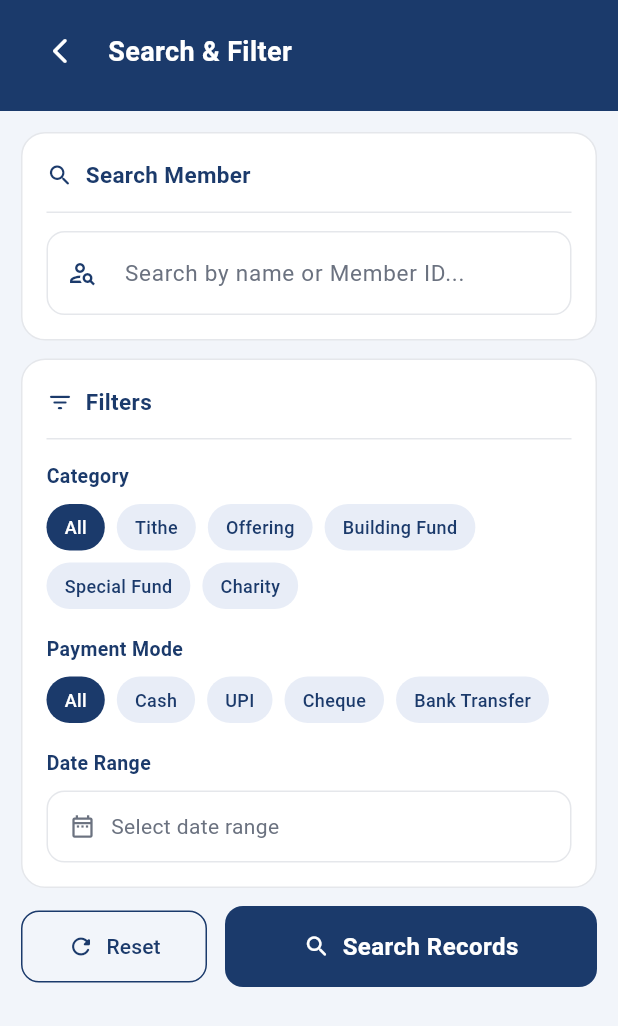
After one commit to RAJ3SHJ/TempleApp, a Flutter app: the SearchFilterScreen screen opened directly, on a phone screen of 412 x 824 dp. The commit adds this screen. Shown: the top 1026 px of the screen. Run offline on Flutter 3.47's test engine with Material 3 defaults, Android fonts, the light colour scheme and no system bars.

Commit message:
Add Module 15 - Search and Filter screen

```diff
--- a/lib/screens/admin/admin_dashboard_screen.dart
+++ b/lib/screens/admin/admin_dashboard_screen.dart
@@ -3,6 +3,7 @@ import '../../theme/app_theme.dart';
 import '../login_screen.dart';
 import 'member_list_screen.dart';
 import 'add_donation_screen.dart';
+import 'search_filter_screen.dart';
 
 class AdminDashboardScreen extends StatefulWidget {
   final String adminName;
@@ -383,6 +384,8 @@ class _AdminDashboardScreenState extends State<AdminDashboardScreen> {
             final label = action['label'] as String;
             if (label == 'Add Member') {
               Navigator.push(context, MaterialPageRoute(builder: (_) => AddMemberScreen()));
+            } else if (label == 'Search') {
+              Navigator.push(context, MaterialPageRoute(builder: (_) => SearchFilterScreen()));
             } else if (label == 'Add Donation') {
               Navigator.push(context, MaterialPageRoute(builder: (_) => AddDonationScreen()));
             } else if (label == 'View Members') {
--- /dev/null
+++ b/lib/screens/admin/search_filter_screen.dart
@@ -0,0 +1,410 @@
+import 'package:flutter/material.dart';
+import '../../theme/app_theme.dart';
+
+class SearchFilterScreen extends StatefulWidget {
+  const SearchFilterScreen({super.key});
+
+  @override
+  State<SearchFilterScreen> createState() => _SearchFilterScreenState();
+}
+
+class DonationRecord {
+  final String memberName;
+  final String memberId;
+  final String category;
+  final int amount;
+  final String date;
+  final DateTime dateTime;
+  final String paymentMode;
+  final String receiptNo;
+
+  DonationRecord({
+    required this.memberName,
+    required this.memberId,
+    required this.category,
+    required this.amount,
+    required this.date,
+    required this.dateTime,
+    required this.paymentMode,
+    required this.receiptNo,
+  });
+}
+
+class _SearchFilterScreenState extends State<SearchFilterScreen> {
+  final _searchController = TextEditingController();
+  String _searchQuery = '';
+  String _selectedCategory = 'All';
+  String _selectedPaymentMode = 'All';
+  DateTimeRange? _selectedDateRange;
+  bool _hasSearched = false;
+
+  final List<DonationRecord> _allRecords = [
+    DonationRecord(memberName: 'John Samuel', memberId: 'GBC-00123', category: 'Tithe',
+        amount: 5000, date: '09 May 2026', dateTime: DateTime(2026, 5, 9), paymentMode: 'Cash', receiptNo: 'RC-0091'),
+    DonationRecord(memberName: 'Priya Mathew', memberId: 'GBC-00124', category: 'Offering',
+        amount: 1200, date: '09 May 2026', dateTime: DateTime(2026, 5, 9), paymentMode: 'UPI', receiptNo: 'RC-0090'),
+    DonationRecord(memberName: 'Thomas Jacob', memberId: 'GBC-00125', category: 'Building Fund',
+        amount: 10000, date: '08 May 2026', dateTime: DateTime(2026, 5, 8), paymentMode: 'Cheque', receiptNo: 'RC-0089'),
+    DonationRecord(memberName: 'John Samuel', memberId: 'GBC-00123', category: 'Offering',
+        amount: 1500, date: '02 May 2026', dateTime: DateTime(2026, 5, 2), paymentMode: 'UPI', receiptNo: 'RC-0088'),
+    DonationRecord(memberName: 'Anu Kurian', memberId: 'GBC-00126', category: 'Tithe',
+        amount: 5000, date: '01 May 2026', dateTime: DateTime(2026, 5, 1), paymentMode: 'Cash', receiptNo: 'RC-0087'),
+    DonationRecord(memberName: 'Suresh Philip', memberId: 'GBC-00127', category: 'Special Fund',
+        amount: 2500, date: '28 Apr 2026', dateTime: DateTime(2026, 4, 28), paymentMode: 'UPI', receiptNo: 'RC-0086'),
+    DonationRecord(memberName: 'Meena Thomas', memberId: 'GBC-00128', category: 'Tithe',
+        amount: 5000, date: '20 Apr 2026', dateTime: DateTime(2026, 4, 20), paymentMode: 'Cash', receiptNo: 'RC-0085'),
+    DonationRecord(memberName: 'Thomas Jacob', memberId: 'GBC-00125', category: 'Building Fund',
+        amount: 10000, date: '15 Apr 2026', dateTime: DateTime(2026, 4, 15), paymentMode: 'Cheque', receiptNo: 'RC-0084'),
+    DonationRecord(memberName: 'Priya Mathew', memberId: 'GBC-00124', category: 'Tithe',
+        amount: 5000, date: '01 Apr 2026', dateTime: DateTime(2026, 4, 1), paymentMode: 'Cash', receiptNo: 'RC-0083'),
+    DonationRecord(memberName: 'John Samuel', memberId: 'GBC-00123', category: 'Special Fund',
+        amount: 3000, date: '25 Mar 2026', dateTime: DateTime(2026, 3, 25), paymentMode: 'UPI', receiptNo: 'RC-0082'),
+  ];
+
+  List<DonationRecord> get _filteredRecords {
+    if (!_hasSearched) return [];
+    return _allRecords.where((r) {
+      final matchesSearch = _searchQuery.isEmpty ||
+          r.memberName.toLowerCase().contains(_searchQuery.toLowerCase()) ||
+          r.memberId.toLowerCase().contains(_searchQuery.toLowerCase());
+      final matchesCategory = _selectedCategory == 'All' || r.category == _selectedCategory;
+      final matchesMode = _selectedPaymentMode == 'All' || r.paymentMode == _selectedPaymentMode;
+      final matchesDate = _selectedDateRange == null ||
+          (r.dateTime.isAfter(_selectedDateRange!.start.subtract(const Duration(days: 1))) &&
+           r.dateTime.isBefore(_selectedDateRange!.end.add(const Duration(days: 1))));
+      return matchesSearch && matchesCategory && matchesMode && matchesDate;
+    }).toList();
+  }
+
+  int get _totalAmount => _filteredRecords.fold(0, (sum, r) => sum + r.amount);
+
+  void _search() => setState(() => _hasSearched = true);
+
+  void _reset() {
+    setState(() {
+      _searchController.clear();
+      _searchQuery = '';
+      _selectedCategory = 'All';
+      _selectedPaymentMode = 'All';
+      _selectedDateRange = null;
+      _hasSearched = false;
+    });
+  }
+
+  @override
+  void dispose() {
+    _searchController.dispose();
+    super.dispose();
+  }
+
+  @override
+  Widget build(BuildContext context) {
+    return Scaffold(
+      backgroundColor: AppTheme.background,
+      body: Column(
+        children: [
+          _buildHeader(),
+          Expanded(
+            child: SingleChildScrollView(
+              padding: const EdgeInsets.all(14),
+              child: Column(
+                children: [
+                  _buildSearchCard(),
+                  const SizedBox(height: 12),
+                  _buildFilterCard(),
+                  const SizedBox(height: 12),
+                  _buildActionButtons(),
+                  const SizedBox(height: 16),
+                  if (_hasSearched) ...[
+                    _buildResultsHeader(),
+                    const SizedBox(height: 10),
+                    _buildResults(),
+                  ],
+                ],
+              ),
+            ),
+          ),
+        ],
+      ),
+    );
+  }
+
+  Widget _buildHeader() {
+    return Container(
+      color: AppTheme.navy,
+      padding: EdgeInsets.only(
+        top: MediaQuery.of(context).padding.top + 10,
+        bottom: 16, left: 16, right: 16,
+      ),
+      child: Row(
+        children: [
+          IconButton(
+            onPressed: () => Navigator.pop(context),
+            icon: const Icon(Icons.arrow_back_ios_new_rounded, color: AppTheme.white, size: 20),
+            padding: EdgeInsets.zero,
+          ),
+          const SizedBox(width: 8),
+          const Text('Search & Filter',
+              style: TextStyle(fontSize: 18, fontWeight: FontWeight.w600, color: AppTheme.white)),
+        ],
+      ),
+    );
+  }
+
+  Widget _buildSearchCard() {
+    return Container(
+      decoration: BoxDecoration(color: AppTheme.white, borderRadius: BorderRadius.circular(16), border: Border.all(color: AppTheme.border)),
+      padding: const EdgeInsets.all(16),
+      child: Column(
+        crossAxisAlignment: CrossAxisAlignment.start,
+        children: [
+          const Row(children: [
+            Icon(Icons.search_rounded, size: 18, color: AppTheme.navy),
+            SizedBox(width: 8),
+            Text('Search Member', style: TextStyle(fontSize: 15, fontWeight: FontWeight.w700, color: AppTheme.navy)),
+          ]),
+          const SizedBox(height: 12),
+          const Divider(height: 1, color: AppTheme.border),
+          const SizedBox(height: 12),
+          TextField(
+            controller: _searchController,
+            onChanged: (value) => setState(() => _searchQuery = value),
+            decoration: InputDecoration(
+              hintText: 'Search by name or Member ID...',
+              prefixIcon: const Icon(Icons.person_search_outlined, color: AppTheme.navy, size: 20),
+              suffixIcon: _searchQuery.isNotEmpty
+                  ? IconButton(
+                      icon: const Icon(Icons.close_rounded, size: 18, color: AppTheme.textSecondary),
+                      onPressed: () { _searchController.clear(); setState(() => _searchQuery = ''); },
+                    )
+                  : null,
+            ),
+          ),
+        ],
+      ),
+    );
+  }
+
+  Widget _buildFilterCard() {
+    final categories = ['All', 'Tithe', 'Offering', 'Building Fund', 'Special Fund', 'Charity'];
+    final paymentModes = ['All', 'Cash', 'UPI', 'Cheque', 'Bank Transfer'];
+
+    return Container(
+      decoration: BoxDecoration(color: AppTheme.white, borderRadius: BorderRadius.circular(16), border: Border.all(color: AppTheme.border)),
+      padding: const EdgeInsets.all(16),
+      child: Column(
+        crossAxisAlignment: CrossAxisAlignment.start,
+        children: [
+          const Row(children: [
+            Icon(Icons.filter_list_rounded, size: 18, color: AppTheme.navy),
+            SizedBox(width: 8),
+            Text('Filters', style: TextStyle(fontSize: 15, fontWeight: FontWeight.w700, color: AppTheme.navy)),
+          ]),
+          const SizedBox(height: 12),
+          const Divider(height: 1, color: AppTheme.border),
+          const SizedBox(height: 14),
+          const Text('Category', style: TextStyle(fontSize: 13, fontWeight: FontWeight.w600, color: AppTheme.navy)),
+          const SizedBox(height: 8),
+          Wrap(
+            spacing: 8, runSpacing: 8,
+            children: categories.map((cat) {
+              final isSelected = _selectedCategory == cat;
+              return GestureDetector(
+                onTap: () => setState(() => _selectedCategory = cat),
+                child: AnimatedContainer(
+                  duration: const Duration(milliseconds: 200),
+                  padding: const EdgeInsets.symmetric(horizontal: 12, vertical: 6),
+                  decoration: BoxDecoration(
+                    color: isSelected ? AppTheme.navy : AppTheme.navyLight,
+                    borderRadius: BorderRadius.circular(20),
+                  ),
+                  child: Text(cat, style: TextStyle(fontSize: 12, fontWeight: FontWeight.w500,
+                      color: isSelected ? AppTheme.white : AppTheme.navy)),
+                ),
+              );
+            }).toList(),
+          ),
+          const SizedBox(height: 16),
+          const Text('Payment Mode', style: TextStyle(fontSize: 13, fontWeight: FontWeight.w600, color: AppTheme.navy)),
+          const SizedBox(height: 8),
+          Wrap(
+            spacing: 8, runSpacing: 8,
+            children: paymentModes.map((mode) {
+              final isSelected = _selectedPaymentMode == mode;
+              return GestureDetector(
+                onTap: () => setState(() => _selectedPaymentMode = mode),
+                child: AnimatedContainer(
+                  duration: const Duration(milliseconds: 200),
+                  padding: const EdgeInsets.symmetric(horizontal: 12, vertical: 6),
+                  decoration: BoxDecoration(
+                    color: isSelected ? AppTheme.navy : AppTheme.navyLight,
+                    borderRadius: BorderRadius.circular(20),
+                  ),
+                  child: Text(mode, style: TextStyle(fontSize: 12, fontWeight: FontWeight.w500,
+                      color: isSelected ? AppTheme.white : AppTheme.navy)),
+                ),
+              );
+            }).toList(),
+          ),
+          const SizedBox(height: 16),
+          const Text('Date Range', style: TextStyle(fontSize: 13, fontWeight: FontWeight.w600, color: AppTheme.navy)),
+          const SizedBox(height: 8),
+          GestureDetector(
+            onTap: () async {
+              final picked = await showDateRangePicker(
+                context: context,
+                firstDate: DateTime(2019),
+                lastDate: DateTime.now(),
+                builder: (context, child) => Theme(
+                  data: Theme.of(context).copyWith(colorScheme: const ColorScheme.light(primary: AppTheme.navy)),
+                  child: child!,
+                ),
+              );
+              if (picked != null) setState(() => _selectedDateRange = picked);
+            },
+            child: Container(
+              padding: const EdgeInsets.symmetric(horizontal: 14, vertical: 12),
+              decoration: BoxDecoration(
+                color: _selectedDateRange != null ? AppTheme.navyLight : AppTheme.white,
+                borderRadius: BorderRadius.circular(12),
+                border: Border.all(color: _selectedDateRange != null ? AppTheme.navy : AppTheme.border),
+              ),
+              child: Row(
+                children: [
+                  Icon(Icons.date_range_outlined,
+                      color: _selectedDateRange != null ? AppTheme.navy : AppTheme.textSecondary, size: 18),
+                  const SizedBox(width: 10),
+                  Text(
+                    _selectedDateRange != null
+                        ? '${_selectedDateRange!.start.day}/${_selectedDateRange!.start.month}/${_selectedDateRange!.start.year} — ${_selectedDateRange!.end.day}/${_selectedDateRange!.end.month}/${_selectedDateRange!.end.year}'
+                        : 'Select date range',
+                    style: TextStyle(fontSize: 14,
+                        color: _selectedDateRange != null ? AppTheme.navy : AppTheme.textSecondary),
+                  ),
+                  const Spacer(),
+                  if (_selectedDateRange != null)
+                    GestureDetector(
+                      onTap: () => setState(() => _selectedDateRange = null),
+                      child: const Icon(Icons.close_rounded, size: 16, color: AppTheme.navy),
+                    ),
+                ],
+              ),
+            ),
+          ),
+        ],
+      ),
+    );
+  }
+
+  Widget _buildActionButtons() {
+    return Row(
+      children: [
+        Expanded(
+          child: OutlinedButton.icon(
+            onPressed: _reset,
+            icon: const Icon(Icons.refresh_rounded, size: 18),
+            label: const Text('Reset'),
+            style: OutlinedButton.styleFrom(
+              foregroundColor: AppTheme.navy,
+              side: const BorderSide(color: AppTheme.navy),
+              padding: const EdgeInsets.symmetric(vertical: 14),
+              shape: RoundedRectangleBorder(borderRadius: BorderRadius.circular(12)),
+            ),
+          ),
+        ),
+        const SizedBox(width: 12),
+        Expanded(
+          flex: 2,
+          child: ElevatedButton.icon(
+            onPressed: _search,
+            icon: const Icon(Icons.search_rounded, size: 18),
+            label: const Text('Search Records'),
+            style: ElevatedButton.styleFrom(padding: const EdgeInsets.symmetric(vertical: 14)),
+          ),
+        ),
+      ],
+    );
+  }
+
+  Widget _buildResultsHeader() {
+    return Row(
+      children: [
+        Text('${_filteredRecords.length} RESULTS FOUND',
+            style: const TextStyle(fontSize: 11, fontWeight: FontWeight.w600,
+                color: AppTheme.textSecondary, letterSpacing: 0.8)),
+        const Spacer(),
+        if (_filteredRecords.isNotEmpty)
+          Container(
+            padding: const EdgeInsets.symmetric(horizontal: 10, vertical: 4),
+            decoration: BoxDecoration(color: AppTheme.navyLight, borderRadius: BorderRadius.circular(20)),
+            child: Text('Total: ₹$_totalAmount',
+                style: const TextStyle(fontSize: 12, fontWeight: FontWeight.w700, color: AppTheme.navy)),
+          ),
+      ],
+    );
+  }
+
+  Widget _buildResults() {
+    if (_filteredRecords.isEmpty) {
+      return Container(
+        padding: const EdgeInsets.all(32),
+        decoration: BoxDecoration(color: AppTheme.white, borderRadius: BorderRadius.circular(16), border: Border.all(color: AppTheme.border)),
+        child: Center(
+          child: Column(
+            children: [
+              Icon(Icons.search_off_rounded, size: 48, color: AppTheme.textSecondary.withOpacity(0.4)),
+              const SizedBox(height: 12),
+              const Text('No records found', style: TextStyle(fontSize: 15, fontWeight: FontWeight.w600, color: AppTheme.textSecondary)),
+              const SizedBox(height: 4),
+              const Text('Try adjusting your search or filters', style: TextStyle(fontSize: 13, color: AppTheme.textSecondary)),
+            ],
+          ),
+        ),
+      );
+    }
+
+    return Container(
+      decoration: BoxDecoration(color: AppTheme.white, borderRadius: BorderRadius.circular(16), border: Border.all(color: AppTheme.border)),
+      child: Column(
+        children: _filteredRecords.asMap().entries.map((entry) {
+          final isLast = entry.key == _filteredRecords.length - 1;
+          final record = entry.value;
+          return Column(
+            children: [
+              Padding(
+                padding: const EdgeInsets.all(14),
+                child: Row(
+                  children: [
+                    CircleAvatar(
+                      radius: 20,
+                      backgroundColor: AppTheme.navyLight,
+                      child: Text(record.memberName.split(' ').map((e) => e[0]).take(2).join(),
+                          style: const TextStyle(fontSize: 12, fontWeight: FontWeight.w700, color: AppTheme.navy)),
+                    ),
+                    const SizedBox(width: 12),
+                    Expanded(
+                      child: Column(
+                        crossAxisAlignment: CrossAxisAlignment.start,
+                        children: [
+                          Text(record.memberName,
+                              style: const TextStyle(fontSize: 14, fontWeight: FontWeight.w600, color: AppTheme.textPrimary)),
+                          Text('${record.memberId} · ${record.category} · ${record.date}',
+                              style: const TextStyle(fontSize: 12, color: AppTheme.textSecondary)),
+                          Text('${record.paymentMode} · ${record.receiptNo}',
+                              style: const TextStyle(fontSize: 12, color: AppTheme.textSecondary)),
+                        ],
+                      ),
+                    ),
+                    Text('₹${record.amount}',
+                        style: const TextStyle(fontSize: 15, fontWeight: FontWeight.w700, color: AppTheme.navy)),
+                  ],
+                ),
+              ),
+              if (!isLast) const Divider(height: 1, indent: 14, endIndent: 14, color: AppTheme.border),
+            ],
+          );
+        }).toList(),
+      ),
+    );
+  }
+}
```
